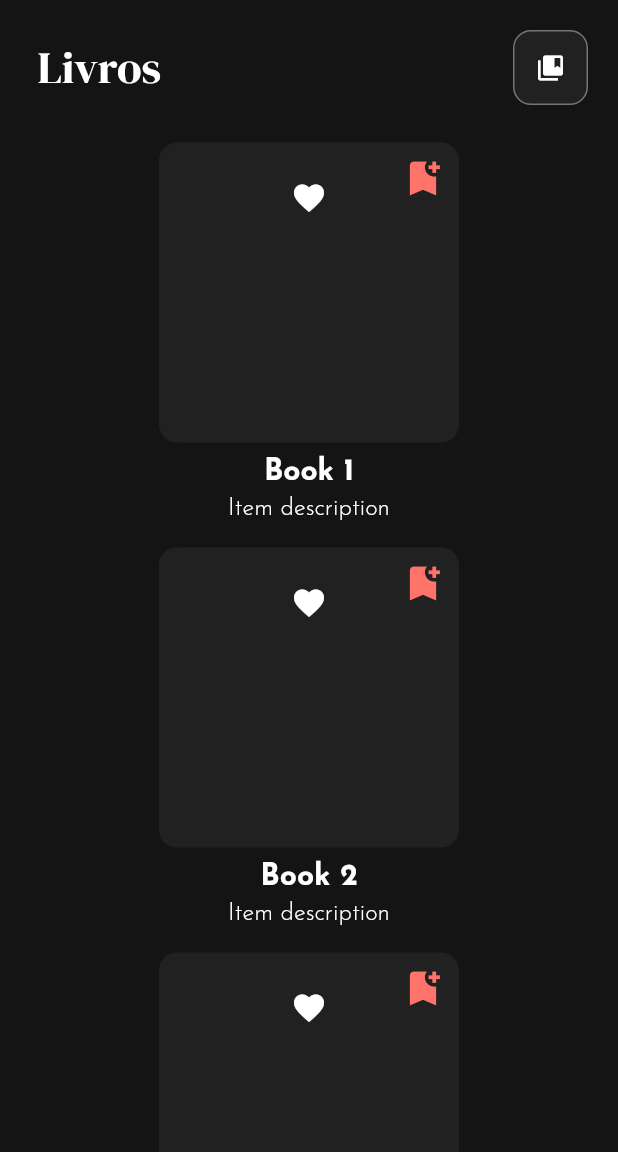
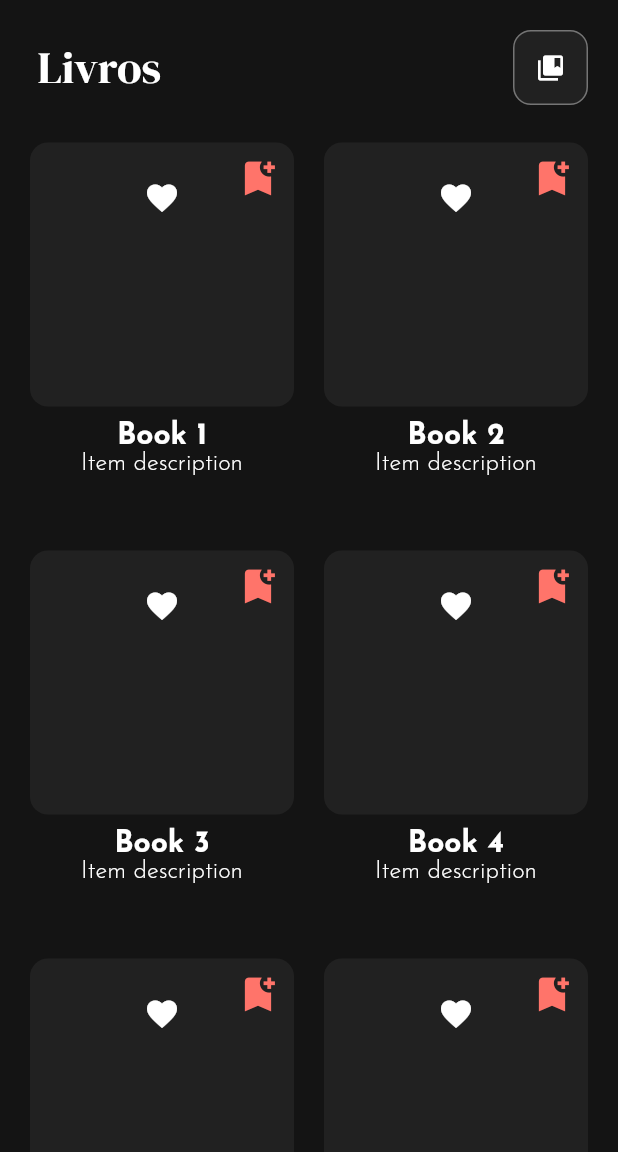
Before and after one commit to gustevito/desafio_tecnico_2, a Flutter app: the MyHome screen opened by its route, after a tap on the "dark mode" icon, on a phone screen of 412 x 824 dp, the part 84-1236 px from its top. Run offline on Flutter 3.47's test engine with Material 2 defaults, Android fonts, the phone set to English and light mode, and no system bars; our stand-ins replace get, google_fonts.

Commit message:
changed folders disposition

```diff
--- a/lib/components/books_tile.dart
+++ b/lib/modules/components/books_tile.dart
@@ -1,9 +1,12 @@
 import 'package:flutter/material.dart';
 import 'package:get/get.dart';
-import 'package:minimal_ecommerce_app/models/book.dart';
+
 import 'package:google_fonts/google_fonts.dart';
-import 'package:minimal_ecommerce_app/models/book_list.dart';
+
 import 'package:provider/provider.dart';
+
+import '../models/book.dart';
+import '../models/book_list.dart';
 
 class BookTile extends StatelessWidget {
   final Book book;
@@ -133,8 +136,6 @@ class BookTile extends StatelessWidget {
           ),
         ),
 
-        const SizedBox(height: 6),
-
         // description
         Text(
           book.description,
--- a/lib/components/drawer.dart
+++ b/lib/modules/components/drawer.dart
@@ -25,7 +25,9 @@ class MyDrawer extends StatelessWidget {
                   ),
                 ),
               ),
-
+              SizedBox(
+                height: 10,
+              ),
               // listtile
               MyListTile(
                 text: 'Livros',
--- a/lib/pages/favorites.dart
+++ b/lib/modules/favorites/presenter/favorites.dart
@@ -1,12 +1,12 @@
 import 'package:flutter/material.dart';
 import 'package:get/get.dart';
-import 'package:minimal_ecommerce_app/components/button.dart';
+import 'package:desafio_tecnico_2/modules/components/button.dart';
 import 'package:provider/provider.dart';
 import 'package:google_fonts/google_fonts.dart';
 
-import '../components/favs_tile.dart';
-import '../models/book.dart';
-import '../models/book_list.dart';
+import '../../components/favs_tile.dart';
+import '../../models/book.dart';
+import '../../models/book_list.dart';
 
 class CartPage extends StatelessWidget {
   const CartPage({super.key});
@@ -56,7 +56,7 @@ class CartPage extends StatelessWidget {
                   // return as a cart tile
                   return CartTile(
                       title: Text(item.name),
-                      subtitle: Text(item.price.toStringAsFixed(2)),
+                      subtitle: Text(item.description),
                       onPressed: () {
                         var snack;
                         void closeSnack() {
--- a/lib/pages/home.dart
+++ b/lib/modules/home/presenter/home.dart
@@ -1,11 +1,12 @@
 import 'package:flutter/material.dart';
 import 'package:get/get.dart';
-import 'package:minimal_ecommerce_app/components/drawer.dart';
-import 'package:minimal_ecommerce_app/components/books_tile.dart';
+
 import 'package:provider/provider.dart';
 import 'package:google_fonts/google_fonts.dart';
 
-import '../models/book_list.dart';
+import '../../components/books_tile.dart';
+import '../../components/drawer.dart';
+import '../../models/book_list.dart';
 
 class MyHome extends StatelessWidget {
   const MyHome({super.key});
@@ -25,7 +26,7 @@ class MyHome extends StatelessWidget {
         foregroundColor: Theme.of(context).colorScheme.inversePrimary,
 
         // logo
-        title: ImageIcon(
+        title: const ImageIcon(
           AssetImage('assets/logos/ebooks.png'),
           size: 120,
         ),
@@ -46,7 +47,7 @@ class MyHome extends StatelessWidget {
         children: [
           // title
           Padding(
-            padding: const EdgeInsets.fromLTRB(25, 20, 20, 0),
+            padding: const EdgeInsets.fromLTRB(25, 20, 20, 5),
             child: Row(
               mainAxisAlignment: MainAxisAlignment.spaceBetween,
               children: [
@@ -78,19 +79,20 @@ class MyHome extends StatelessWidget {
                     onPressed: () {
                       Navigator.pushNamed(context, '/cartpage');
                     },
-                    )),
+                  ),
+                ),
               ],
             ),
           ),
           // books
           Flexible(
             child: GridView.builder(
-              gridDelegate: SliverGridDelegateWithMaxCrossAxisExtent(
-                maxCrossAxisExtent: 400,
-                mainAxisExtent: 270,
+              gridDelegate: const SliverGridDelegateWithMaxCrossAxisExtent(
+                maxCrossAxisExtent: 380,
+                mainAxisExtent: 272,
               ),
               scrollDirection: Axis.vertical,
-              padding: const EdgeInsets.all(15),
+              padding: const EdgeInsets.all(10),
               itemCount: books.length,
               itemBuilder: ((context, index) {
                 // get each book from the booklist
--- a/lib/pages/intropage.dart
+++ b/lib/modules/intro/presenter/intropage.dart
@@ -1,6 +1,8 @@
 import 'package:flutter/material.dart';
 import 'package:google_fonts/google_fonts.dart';
-import 'package:minimal_ecommerce_app/components/button.dart';
+
+
+import '../../components/button.dart';
 
 class IntroPage extends StatelessWidget {
   const IntroPage({super.key});
--- a/lib/models/book.dart
+++ b/lib/modules/models/book.dart
@@ -2,7 +2,7 @@ import 'package:flutter/material.dart';
 
 class Book {
   final String name;
-  final double price;
+
   final String description;
   //final DecorationImage? image;
 
@@ -10,7 +10,7 @@ class Book {
 
   Book({
     required this.name,
-    required this.price,
+
     required this.description,
     //required this.image,
 
--- a/lib/models/book_list.dart
+++ b/lib/modules/models/book_list.dart
@@ -1,62 +1,53 @@
 import 'package:flutter/material.dart';
-import 'package:minimal_ecommerce_app/models/book.dart';
+
+
+import 'book.dart';
 
 class BookList extends ChangeNotifier {
   // livros
   final List<Book> _booklist = [
     Book(
       name: 'Book 1',
-      price: 49.99,
       description: 'Item description',
     ),
     Book(
       name: 'Book 2',
-      price: 49.99,
       description: 'Item description',
     ),
     Book(
       name: 'Book 3',
-      price: 49.99,
       description: 'Item description',
     ),
     Book(
       name: 'Book 4',
-      price: 49.99,
       description: 'Item description',
     ),
     Book(
       name: 'Book 5',
-      price: 49.99,
       description: 'Item description',
     ),
     Book(
       name: 'Book 6',
-      price: 49.99,
       description: 'Item description',
     ),
     Book(
       name: 'Book 7',
-      price: 49.99,
       description: 'Item description',
     ),
     Book(
       name: 'Book 8',
-      price: 49.99,
       description: 'Item description',
     ),
     Book(
       name: 'Book 9',
-      price: 49.99,
       description: 'Item description',
     ),
     Book(
       name: 'Book 10',
-      price: 49.99,
       description: 'Item description',
     ),
     Book(
       name: 'Book 11',
-      price: 49.99,
       description: 'Item description',
     ),
   ];
--- a/pubspec.yaml
+++ b/pubspec.yaml
@@ -1,4 +1,4 @@
-name: minimal_ecommerce_app
+name: desafio_tecnico_2
 description: A new Flutter project.
 # The following line prevents the package from being accidentally published to
 # pub.dev using `flutter pub publish`. This is preferred for private packages.
@@ -39,6 +39,7 @@ dependencies:
   provider: ^6.1.1
   get: ^4.6.6
   vocsy_epub_viewer: ^2.0.0
+  http: ^1.1.2
 
 dev_dependencies:
   flutter_test:
@@ -49,7 +50,7 @@ dev_dependencies:
   # activated in the `analysis_options.yaml` file located at the root of your
   # package. See that file for information about deactivating specific lint
   # rules and activating additional ones.
-  flutter_lints: ^2.0.0
+  flutter_lints: ^3.0.1
 
 # For information on the generic Dart part of this file, see the
 # following page: https://dart.dev/tools/pub/pubspec
```
Also changed, not shown: lib/main.dart (+6 -5 lines), lib/modules/components/button.dart (renamed from lib/components/button.dart), lib/modules/components/favs_tile.dart (renamed from lib/components/favs_tile.dart), lib/modules/components/list_tile.dart (renamed from lib/components/list_tile.dart), lib/modules/themes/apptheme.dart (renamed from lib/themes/apptheme.dart), 2 other files. Lines whose indentation alone changed are shown as unchanged.
